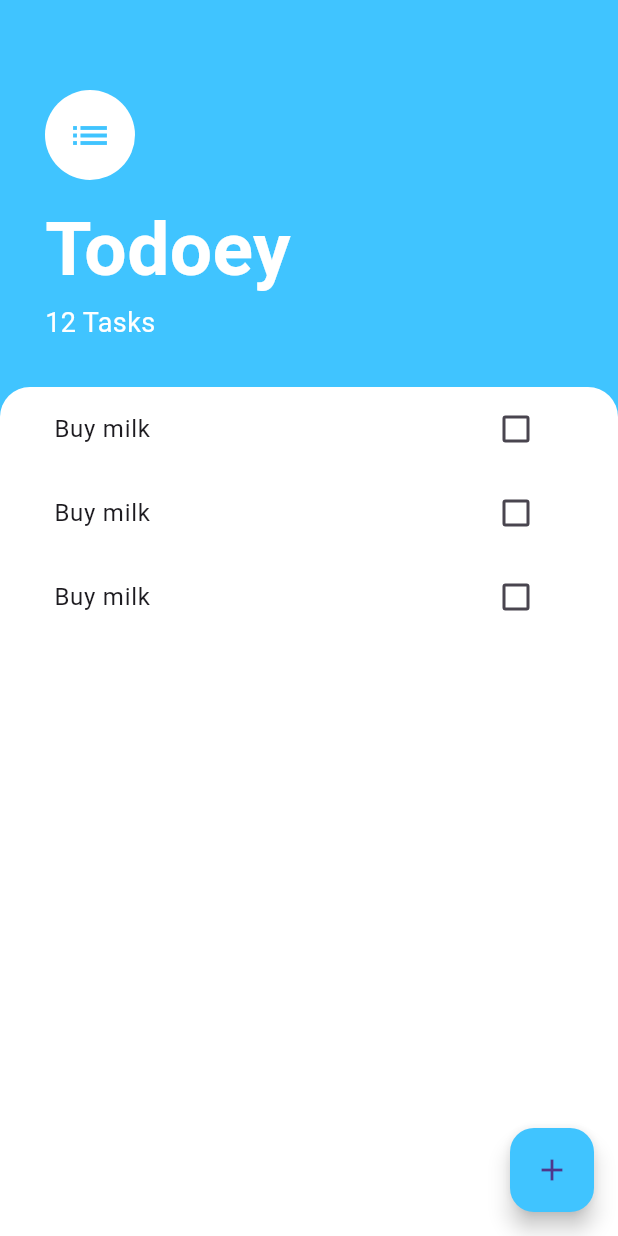
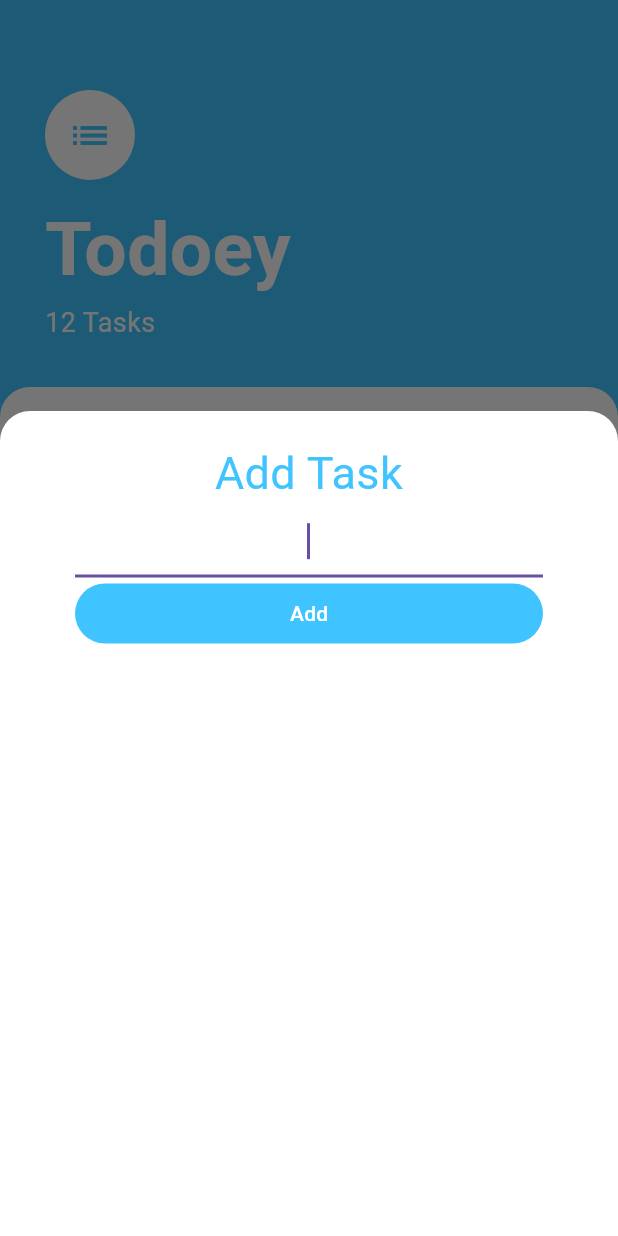
Before and after one commit to pawelmajchrzak/todoey_flutter, a Flutter app: the screen it shows after launch, after a tap on the "add" icon, on a phone screen of 412 x 824 dp. Run offline on Flutter 3.47's test engine with Material 3 defaults, Android fonts, the phone set to English and light mode, and no system bars.

Commit message:
create class add_task_screen

```diff
--- a/lib/main.dart
+++ b/lib/main.dart
@@ -1,5 +1,5 @@
 import 'package:flutter/material.dart';
-import 'tasks_screen.dart';
+import 'screens/tasks_screen.dart';
 
 void main() => runApp(MyApp());
 
--- /dev/null
+++ b/lib/screens/add_task_screen.dart
@@ -0,0 +1,52 @@
+import 'package:flutter/material.dart';
+
+class AddTaskScreen extends StatelessWidget {
+  @override
+  Widget build(BuildContext context) {
+    return Container(
+      height: 550,
+      decoration: BoxDecoration(
+        color: Colors.white,
+        borderRadius: BorderRadius.only(
+          topLeft: Radius.circular(20.0),
+          topRight: Radius.circular(20.0),
+        ),
+      ),
+      padding: EdgeInsets.symmetric(vertical: 20.0, horizontal: 50.0),
+      child: Column(
+        crossAxisAlignment: CrossAxisAlignment.stretch,
+        children: [
+          Text(
+            'Add Task',
+            textAlign: TextAlign.center,
+            style: TextStyle(
+              color: Colors.lightBlueAccent,
+              fontSize: 30,
+            ),
+          ),
+          TextField(
+            autofocus: true,
+            textAlign: TextAlign.center,
+          ),
+          TextButton(
+            onPressed: () {
+
+            },
+            child: Text(
+              'Add',
+              style: TextStyle(
+                color: Colors.white,
+              ),
+            ),
+            style: ButtonStyle(
+              backgroundColor: MaterialStateProperty.all<Color>(Colors.lightBlueAccent),
+            ),
+          ),
+          SizedBox(
+            height: 300,
+          )
+        ],
+      ),
+    );
+  }
+}
--- a/lib/tasks_screen.dart
+++ b/lib/screens/tasks_screen.dart
@@ -1,8 +1,8 @@
 import 'package:flutter/material.dart';
-import 'widgets/tasks_list.dart';
+import 'package:todoey/screens/add_task_screen.dart';
+import '../widgets/tasks_list.dart';
 
 class TasksScreen extends StatelessWidget {
-  get checkBoxValue => null;
 
   @override
   Widget build(BuildContext context) {
@@ -12,7 +12,10 @@ class TasksScreen extends StatelessWidget {
         backgroundColor: Colors.lightBlueAccent,
         child: Icon(Icons.add),
         onPressed: () {
-          //
+          showModalBottomSheet(
+              context: context,
+              isScrollControlled: true,
+              builder: (context) =>  AddTaskScreen());
         },
       ),
       body: Column(
--- a/lib/widgets/task_tile.dart
+++ b/lib/widgets/task_tile.dart
@@ -1,16 +1,34 @@
 import 'package:flutter/material.dart';
 
 class TaskTile extends StatelessWidget {
-
   @override
   Widget build(BuildContext context) {
     return ListTile(
       title: Text('Buy milk'),
-      trailing: Checkbox(
-        value: false,
-        onChanged: (newValue) {
-        },
-      ),
+      trailing: TaskCheckBox(),
     );
   }
 }
+
+class TaskCheckBox extends StatefulWidget {
+  @override
+  _TaskCheckboxState createState() => _TaskCheckboxState();
+}
+
+class _TaskCheckboxState extends State<TaskCheckBox> {
+
+  bool isChecked = false;
+
+  @override
+  Widget build(BuildContext context) {
+    return Checkbox(
+      activeColor: Colors.lightBlueAccent,
+      value: isChecked,
+      onChanged: (newValue) {
+        setState(() {
+          isChecked = newValue!;
+        });
+      },
+    );
+  }
+}
```
